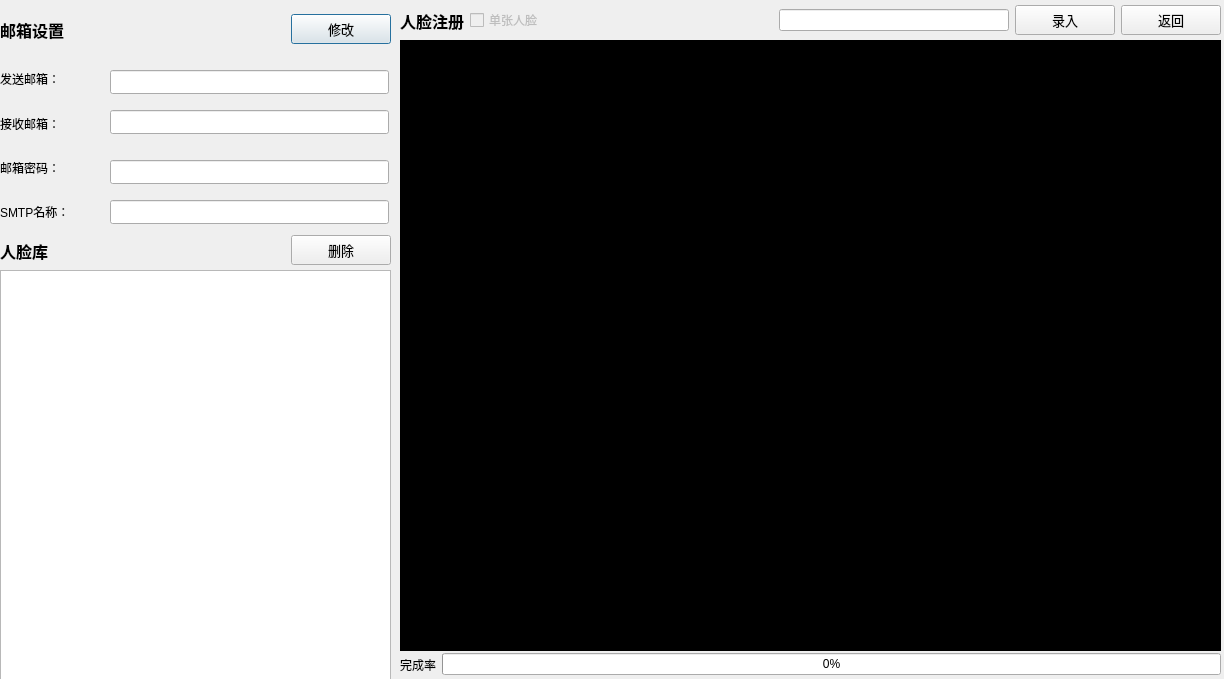
Qt form ui/face_register.ui (hza2002/VisionGuard) before a commit.
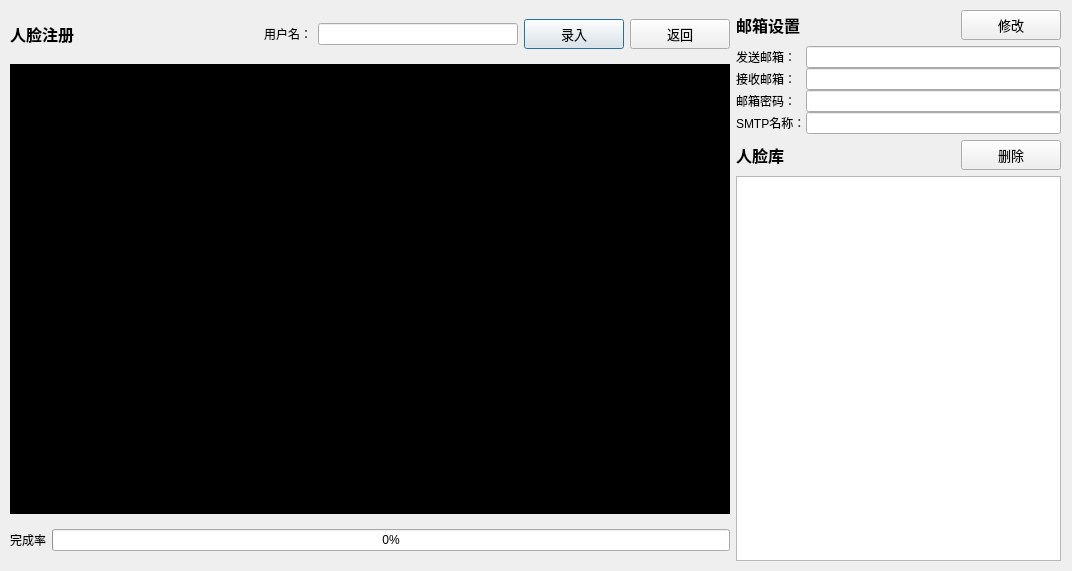
The same form after that commit.

Diff of the .ui file:
```diff
--- a/ui/face_register.ui
+++ b/ui/face_register.ui
@@ -6,14 +6,20 @@
    <rect>
     <x>0</x>
     <y>0</y>
-    <width>1224</width>
-    <height>679</height>
+    <width>1072</width>
+    <height>571</height>
    </rect>
   </property>
   <property name="minimumSize">
    <size>
-    <width>1224</width>
-    <height>679</height>
+    <width>1072</width>
+    <height>571</height>
+   </size>
+  </property>
+  <property name="maximumSize">
+   <size>
+    <width>1072</width>
+    <height>571</height>
    </size>
   </property>
   <property name="windowTitle">
@@ -22,174 +28,16 @@
   <widget class="QWidget" name="verticalLayoutWidget">
    <property name="geometry">
     <rect>
-     <x>0</x>
-     <y>60</y>
-     <width>111</width>
-     <height>171</height>
+     <x>10</x>
+     <y>10</y>
+     <width>1051</width>
+     <height>551</height>
     </rect>
    </property>
-   <layout class="QVBoxLayout" name="verticalLayout">
+   <layout class="QHBoxLayout" name="horizontalLayout_6">
     <item>
-     <widget class="QLabel" name="label1">
-      <property name="text">
-       <string>发送邮箱：</string>
-      </property>
-     </widget>
-    </item>
+     <layout class="QVBoxLayout" name="verticalLayout_2" stretch="0,2,0">
     <item>
-     <widget class="QLabel" name="label2">
-      <property name="text">
-       <string>接收邮箱：</string>
-      </property>
-     </widget>
-    </item>
-    <item>
-     <widget class="QLabel" name="label_2">
-      <property name="text">
-       <string>邮箱密码：</string>
-      </property>
-     </widget>
-    </item>
-    <item>
-     <widget class="QLabel" name="label">
-      <property name="text">
-       <string>SMTP名称：</string>
-      </property>
-     </widget>
-    </item>
-   </layout>
-  </widget>
-  <widget class="QWidget" name="horizontalLayoutWidget">
-   <property name="geometry">
-    <rect>
-     <x>0</x>
-     <y>0</y>
-     <width>391</width>
-     <height>59</height>
-    </rect>
-   </property>
-   <layout class="QHBoxLayout" name="horizontalLayout">
-    <item>
-     <widget class="QLabel" name="label_3">
-      <property name="font">
-       <font>
-        <pointsize>12</pointsize>
-        <bold>true</bold>
-       </font>
-      </property>
-      <property name="text">
-       <string>邮箱设置</string>
-      </property>
-     </widget>
-    </item>
-    <item>
-     <spacer name="horizontalSpacer">
-      <property name="orientation">
-       <enum>Qt::Horizontal</enum>
-      </property>
-      <property name="sizeHint" stdset="0">
-       <size>
-        <width>40</width>
-        <height>20</height>
-       </size>
-      </property>
-     </spacer>
-    </item>
-    <item>
-     <widget class="QPushButton" name="modify">
-      <property name="minimumSize">
-       <size>
-        <width>100</width>
-        <height>30</height>
-       </size>
-      </property>
-      <property name="font">
-       <font>
-        <pointsize>10</pointsize>
-       </font>
-      </property>
-      <property name="text">
-       <string>修改</string>
-      </property>
-     </widget>
-    </item>
-   </layout>
-  </widget>
-  <widget class="QWidget" name="horizontalLayoutWidget_2">
-   <property name="geometry">
-    <rect>
-     <x>0</x>
-     <y>230</y>
-     <width>391</width>
-     <height>41</height>
-    </rect>
-   </property>
-   <layout class="QHBoxLayout" name="horizontalLayout_2">
-    <item>
-     <widget class="QLabel" name="label_4">
-      <property name="font">
-       <font>
-        <pointsize>12</pointsize>
-        <bold>true</bold>
-       </font>
-      </property>
-      <property name="text">
-       <string>人脸库</string>
-      </property>
-     </widget>
-    </item>
-    <item>
-     <spacer name="horizontalSpacer_2">
-      <property name="orientation">
-       <enum>Qt::Horizontal</enum>
-      </property>
-      <property name="sizeHint" stdset="0">
-       <size>
-        <width>40</width>
-        <height>20</height>
-       </size>
-      </property>
-     </spacer>
-    </item>
-    <item>
-     <widget class="QPushButton" name="face_delete">
-      <property name="minimumSize">
-       <size>
-        <width>100</width>
-        <height>30</height>
-       </size>
-      </property>
-      <property name="font">
-       <font>
-        <pointsize>10</pointsize>
-       </font>
-      </property>
-      <property name="text">
-       <string>删除</string>
-      </property>
-     </widget>
-    </item>
-   </layout>
-  </widget>
-  <widget class="QListWidget" name="face_bank">
-   <property name="geometry">
-    <rect>
-     <x>0</x>
-     <y>270</y>
-     <width>391</width>
-     <height>421</height>
-    </rect>
-   </property>
-  </widget>
-  <widget class="QWidget" name="horizontalLayoutWidget_3">
-   <property name="geometry">
-    <rect>
-     <x>400</x>
-     <y>0</y>
-     <width>821</width>
-     <height>41</height>
-    </rect>
-   </property>
    <layout class="QHBoxLayout" name="horizontalLayout_3">
     <item>
      <widget class="QLabel" name="label_5">
@@ -204,16 +52,6 @@
       </property>
      </widget>
     </item>
-    <item>
-     <widget class="QCheckBox" name="single_face">
-      <property name="enabled">
-       <bool>false</bool>
-      </property>
-      <property name="text">
-       <string>单张人脸</string>
-      </property>
-     </widget>
-    </item>
     <item>
      <spacer name="horizontalSpacer_3">
       <property name="orientation">
@@ -227,6 +65,13 @@
       </property>
      </spacer>
     </item>
+        <item>
+         <widget class="QLabel" name="label_7">
+          <property name="text">
+           <string>用户名：</string>
+          </property>
+         </widget>
+        </item>
     <item>
      <widget class="QLineEdit" name="face_name">
       <property name="minimumSize">
@@ -274,15 +119,20 @@
      </widget>
     </item>
    </layout>
-  </widget>
+      </item>
+      <item>
   <widget class="QLabel" name="video_screen">
-   <property name="geometry">
-    <rect>
-     <x>400</x>
-     <y>40</y>
-     <width>821</width>
-     <height>611</height>
-    </rect>
+        <property name="minimumSize">
+         <size>
+          <width>720</width>
+          <height>450</height>
+         </size>
+        </property>
+        <property name="maximumSize">
+         <size>
+          <width>720</width>
+          <height>450</height>
+         </size>
    </property>
    <property name="autoFillBackground">
     <bool>false</bool>
@@ -297,15 +147,8 @@
     <string/>
    </property>
   </widget>
-  <widget class="QWidget" name="layoutWidget">
-   <property name="geometry">
-    <rect>
-     <x>400</x>
-     <y>650</y>
-     <width>821</width>
-     <height>29</height>
-    </rect>
-   </property>
+      </item>
+      <item>
    <layout class="QHBoxLayout" name="horizontalLayout_4">
     <item>
      <widget class="QLabel" name="label_6">
@@ -325,29 +168,107 @@
      </widget>
     </item>
    </layout>
-  </widget>
+      </item>
+     </layout>
+    </item>
+    <item>
+     <layout class="QVBoxLayout" name="verticalLayout_3">
+      <item>
+       <layout class="QHBoxLayout" name="horizontalLayout">
+        <item>
+         <widget class="QLabel" name="label_3">
+          <property name="font">
+           <font>
+            <pointsize>12</pointsize>
+            <bold>true</bold>
+           </font>
+          </property>
+          <property name="text">
+           <string>邮箱设置</string>
+          </property>
+         </widget>
+        </item>
+        <item>
+         <spacer name="horizontalSpacer">
+          <property name="orientation">
+           <enum>Qt::Horizontal</enum>
+          </property>
+          <property name="sizeHint" stdset="0">
+           <size>
+            <width>40</width>
+            <height>20</height>
+           </size>
+          </property>
+         </spacer>
+        </item>
+        <item>
+         <widget class="QPushButton" name="modify">
+          <property name="minimumSize">
+           <size>
+            <width>100</width>
+            <height>30</height>
+           </size>
+          </property>
+          <property name="font">
+           <font>
+            <pointsize>10</pointsize>
+           </font>
+          </property>
+          <property name="text">
+           <string>修改</string>
+          </property>
+         </widget>
+        </item>
+       </layout>
+      </item>
+      <item>
+       <layout class="QHBoxLayout" name="horizontalLayout_5">
+        <property name="spacing">
+         <number>0</number>
+        </property>
+        <item>
+         <layout class="QVBoxLayout" name="verticalLayout">
+          <item>
+           <widget class="QLabel" name="label1">
+            <property name="text">
+             <string>发送邮箱：</string>
+            </property>
+           </widget>
+          </item>
+          <item>
+           <widget class="QLabel" name="label2">
+            <property name="text">
+             <string>接收邮箱：</string>
+            </property>
+           </widget>
+          </item>
+          <item>
+           <widget class="QLabel" name="label_2">
+            <property name="text">
+             <string>邮箱密码：</string>
+            </property>
+           </widget>
+          </item>
+          <item>
+           <widget class="QLabel" name="label">
+            <property name="text">
+             <string>SMTP名称：</string>
+            </property>
+           </widget>
+          </item>
+         </layout>
+        </item>
+        <item>
+         <layout class="QVBoxLayout" name="verticalLayout_4">
+          <item>
   <widget class="QLineEdit" name="from_email">
-   <property name="geometry">
-    <rect>
-     <x>110</x>
-     <y>70</y>
-     <width>279</width>
-     <height>24</height>
-    </rect>
-   </property>
    <property name="placeholderText">
     <string/>
    </property>
   </widget>
+          </item>
+          <item>
   <widget class="QLineEdit" name="to_email">
-   <property name="geometry">
-    <rect>
-     <x>110</x>
-     <y>110</y>
-     <width>279</width>
-     <height>24</height>
-    </rect>
-   </property>
    <property name="echoMode">
     <enum>QLineEdit::Normal</enum>
    </property>
@@ -355,25 +276,71 @@
     <string/>
    </property>
   </widget>
-  <widget class="QLineEdit" name="smtp_name">
-   <property name="geometry">
-    <rect>
-     <x>110</x>
-     <y>200</y>
-     <width>279</width>
-     <height>24</height>
-    </rect>
-   </property>
-  </widget>
-  <widget class="QLineEdit" name="email_password">
-   <property name="geometry">
-    <rect>
-     <x>110</x>
-     <y>160</y>
-     <width>279</width>
-     <height>24</height>
-    </rect>
-   </property>
+          </item>
+          <item>
+           <widget class="QLineEdit" name="email_password"/>
+          </item>
+          <item>
+           <widget class="QLineEdit" name="smtp_name"/>
+          </item>
+         </layout>
+        </item>
+       </layout>
+      </item>
+      <item>
+       <layout class="QHBoxLayout" name="horizontalLayout_2">
+        <item>
+         <widget class="QLabel" name="label_4">
+          <property name="font">
+           <font>
+            <pointsize>12</pointsize>
+            <bold>true</bold>
+           </font>
+          </property>
+          <property name="text">
+           <string>人脸库</string>
+          </property>
+         </widget>
+        </item>
+        <item>
+         <spacer name="horizontalSpacer_2">
+          <property name="orientation">
+           <enum>Qt::Horizontal</enum>
+          </property>
+          <property name="sizeHint" stdset="0">
+           <size>
+            <width>40</width>
+            <height>20</height>
+           </size>
+          </property>
+         </spacer>
+        </item>
+        <item>
+         <widget class="QPushButton" name="face_delete">
+          <property name="minimumSize">
+           <size>
+            <width>100</width>
+            <height>30</height>
+           </size>
+          </property>
+          <property name="font">
+           <font>
+            <pointsize>10</pointsize>
+           </font>
+          </property>
+          <property name="text">
+           <string>删除</string>
+          </property>
+         </widget>
+        </item>
+       </layout>
+      </item>
+      <item>
+       <widget class="QListWidget" name="face_bank"/>
+      </item>
+     </layout>
+    </item>
+   </layout>
   </widget>
  </widget>
  <resources/>
```
Left out of the diff: 2 changed lines with no effect on the pictures. Lines whose indentation alone changed are shown as unchanged.
